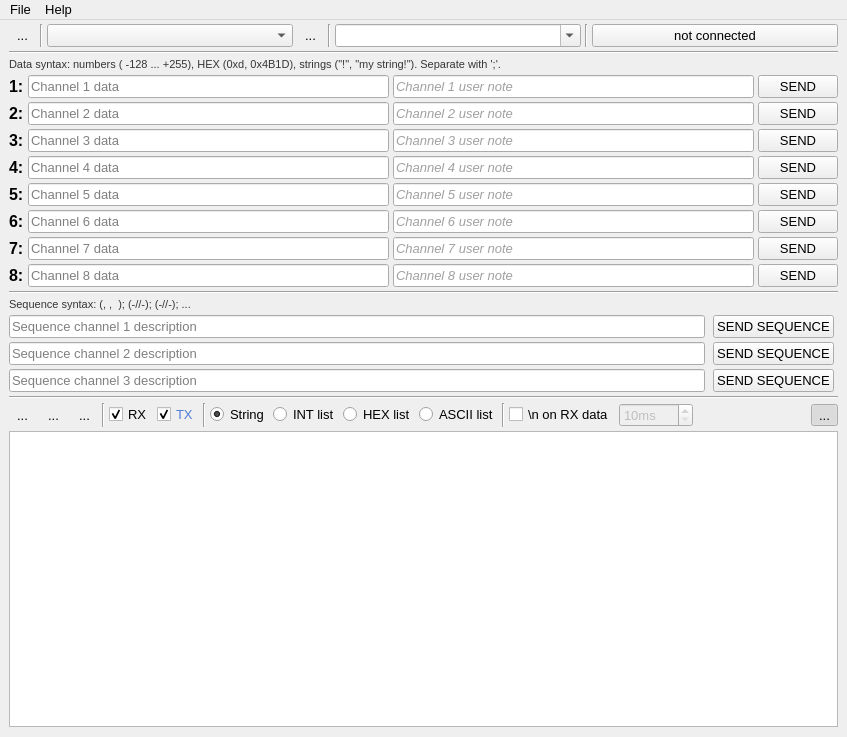
First picture: the form in ui/gui.ui, repository damogranlabs/serial-tool, before the edit.
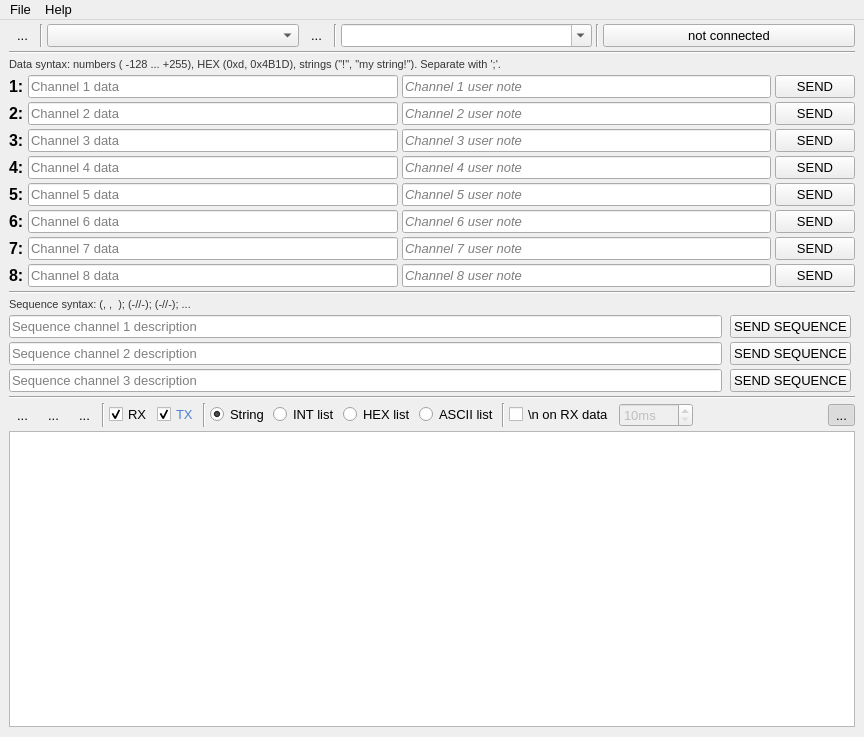
Second picture: the form after the edit. Icons and pictures are not drawn.

Diff of the .ui file:
```diff
--- a/ui/gui.ui
+++ b/ui/gui.ui
@@ -12,7 +12,7 @@
    <rect>
     <x>0</x>
     <y>0</y>
-    <width>847</width>
+    <width>864</width>
     <height>737</height>
    </rect>
   </property>
@@ -419,15 +419,6 @@
              </color>
             </brush>
            </colorrole>
-           <colorrole role="PlaceholderText">
-            <brush brushstyle="SolidPattern">
-             <color alpha="128">
-              <red>65</red>
-              <green>65</green>
-              <blue>65</blue>
-             </color>
-            </brush>
-           </colorrole>
           </active>
           <inactive>
            <colorrole role="Text">
@@ -439,15 +430,6 @@
              </color>
             </brush>
            </colorrole>
-           <colorrole role="PlaceholderText">
-            <brush brushstyle="SolidPattern">
-             <color alpha="128">
-              <red>65</red>
-              <green>65</green>
-              <blue>65</blue>
-             </color>
-            </brush>
-           </colorrole>
           </inactive>
           <disabled>
            <colorrole role="Text">
@@ -459,15 +441,6 @@
              </color>
             </brush>
            </colorrole>
-           <colorrole role="PlaceholderText">
-            <brush brushstyle="SolidPattern">
-             <color alpha="128">
-              <red>0</red>
-              <green>0</green>
-              <blue>0</blue>
-             </color>
-            </brush>
-           </colorrole>
           </disabled>
          </palette>
         </property>
@@ -530,15 +503,6 @@
              </color>
             </brush>
            </colorrole>
-           <colorrole role="PlaceholderText">
-            <brush brushstyle="SolidPattern">
-             <color alpha="128">
-              <red>65</red>
-              <green>65</green>
-              <blue>65</blue>
-             </color>
-            </brush>
-           </colorrole>
           </active>
           <inactive>
            <colorrole role="Text">
@@ -550,15 +514,6 @@
              </color>
             </brush>
            </colorrole>
-           <colorrole role="PlaceholderText">
-            <brush brushstyle="SolidPattern">
-             <color alpha="128">
-              <red>65</red>
-              <green>65</green>
-              <blue>65</blue>
-             </color>
-            </brush>
-           </colorrole>
           </inactive>
           <disabled>
            <colorrole role="Text">
@@ -570,15 +525,6 @@
              </color>
             </brush>
            </colorrole>
-           <colorrole role="PlaceholderText">
-            <brush brushstyle="SolidPattern">
-             <color alpha="128">
-              <red>0</red>
-              <green>0</green>
-              <blue>0</blue>
-             </color>
-            </brush>
-           </colorrole>
           </disabled>
          </palette>
         </property>
@@ -613,15 +559,6 @@
              </color>
             </brush>
            </colorrole>
-           <colorrole role="PlaceholderText">
-            <brush brushstyle="SolidPattern">
-             <color alpha="128">
-              <red>65</red>
-              <green>65</green>
-              <blue>65</blue>
-             </color>
-            </brush>
-           </colorrole>
           </active>
           <inactive>
            <colorrole role="Text">
@@ -633,15 +570,6 @@
              </color>
             </brush>
            </colorrole>
-           <colorrole role="PlaceholderText">
-            <brush brushstyle="SolidPattern">
-             <color alpha="128">
-              <red>65</red>
-              <green>65</green>
-              <blue>65</blue>
-             </color>
-            </brush>
-           </colorrole>
           </inactive>
           <disabled>
            <colorrole role="Text">
@@ -653,15 +581,6 @@
              </color>
             </brush>
            </colorrole>
-           <colorrole role="PlaceholderText">
-            <brush brushstyle="SolidPattern">
-             <color alpha="128">
-              <red>0</red>
-              <green>0</green>
-              <blue>0</blue>
-             </color>
-            </brush>
-           </colorrole>
           </disabled>
          </palette>
         </property>
@@ -696,15 +615,6 @@
              </color>
             </brush>
            </colorrole>
-           <colorrole role="PlaceholderText">
-            <brush brushstyle="SolidPattern">
-             <color alpha="128">
-              <red>65</red>
-              <green>65</green>
-              <blue>65</blue>
-             </color>
-            </brush>
-           </colorrole>
           </active>
           <inactive>
            <colorrole role="Text">
@@ -716,15 +626,6 @@
              </color>
             </brush>
            </colorrole>
-           <colorrole role="PlaceholderText">
-            <brush brushstyle="SolidPattern">
-             <color alpha="128">
-              <red>65</red>
-              <green>65</green>
-              <blue>65</blue>
-             </color>
-            </brush>
-           </colorrole>
           </inactive>
           <disabled>
            <colorrole role="Text">
@@ -736,15 +637,6 @@
              </color>
             </brush>
            </colorrole>
-           <colorrole role="PlaceholderText">
-            <brush brushstyle="SolidPattern">
-             <color alpha="128">
-              <red>0</red>
-              <green>0</green>
-              <blue>0</blue>
-             </color>
-            </brush>
-           </colorrole>
           </disabled>
          </palette>
         </property>
@@ -820,15 +712,6 @@
              </color>
             </brush>
            </colorrole>
-           <colorrole role="PlaceholderText">
-            <brush brushstyle="SolidPattern">
-             <color alpha="128">
-              <red>65</red>
-              <green>65</green>
-              <blue>65</blue>
-             </color>
-            </brush>
-           </colorrole>
           </active>
           <inactive>
            <colorrole role="Text">
@@ -840,15 +723,6 @@
              </color>
             </brush>
            </colorrole>
-           <colorrole role="PlaceholderText">
-            <brush brushstyle="SolidPattern">
-             <color alpha="128">
-              <red>65</red>
-              <green>65</green>
-              <blue>65</blue>
-             </color>
-            </brush>
-           </colorrole>
           </inactive>
           <disabled>
            <colorrole role="Text">
@@ -860,15 +734,6 @@
              </color>
             </brush>
            </colorrole>
-           <colorrole role="PlaceholderText">
-            <brush brushstyle="SolidPattern">
-             <color alpha="128">
-              <red>0</red>
-              <green>0</green>
-              <blue>0</blue>
-             </color>
-            </brush>
-           </colorrole>
           </disabled>
          </palette>
         </property>
@@ -981,15 +846,6 @@
              </color>
             </brush>
            </colorrole>
-           <colorrole role="PlaceholderText">
-            <brush brushstyle="SolidPattern">
-             <color alpha="128">
-              <red>65</red>
-              <green>65</green>
-              <blue>65</blue>
-             </color>
-            </brush>
-           </colorrole>
           </active>
           <inactive>
            <colorrole role="Text">
@@ -1001,15 +857,6 @@
              </color>
             </brush>
            </colorrole>
-           <colorrole role="PlaceholderText">
-            <brush brushstyle="SolidPattern">
-             <color alpha="128">
-              <red>65</red>
-              <green>65</green>
-              <blue>65</blue>
-             </color>
-            </brush>
-           </colorrole>
           </inactive>
           <disabled>
            <colorrole role="Text">
@@ -1021,15 +868,6 @@
              </color>
             </brush>
            </colorrole>
-           <colorrole role="PlaceholderText">
-            <brush brushstyle="SolidPattern">
-             <color alpha="128">
-              <red>0</red>
-              <green>0</green>
-              <blue>0</blue>
-             </color>
-            </brush>
-           </colorrole>
           </disabled>
          </palette>
         </property>
@@ -1064,15 +902,6 @@
              </color>
             </brush>
            </colorrole>
-           <colorrole role="PlaceholderText">
-            <brush brushstyle="SolidPattern">
-             <color alpha="128">
-              <red>65</red>
-              <green>65</green>
-              <blue>65</blue>
-             </color>
-            </brush>
-           </colorrole>
           </active>
           <inactive>
            <colorrole role="Text">
@@ -1084,15 +913,6 @@
              </color>
             </brush>
            </colorrole>
-           <colorrole role="PlaceholderText">
-            <brush brushstyle="SolidPattern">
-             <color alpha="128">
-              <red>65</red>
-              <green>65</green>
-              <blue>65</blue>
-             </color>
-            </brush>
-           </colorrole>
           </inactive>
           <disabled>
            <colorrole role="Text">
@@ -1104,15 +924,6 @@
              </color>
             </brush>
            </colorrole>
-           <colorrole role="PlaceholderText">
-            <brush brushstyle="SolidPattern">
-             <color alpha="128">
-              <red>0</red>
-              <green>0</green>
-              <blue>0</blue>
-             </color>
-            </brush>
-           </colorrole>
           </disabled>
          </palette>
         </property>
@@ -1147,15 +958,6 @@
              </color>
             </brush>
            </colorrole>
-           <colorrole role="PlaceholderText">
-            <brush brushstyle="SolidPattern">
-             <color alpha="128">
-              <red>65</red>
-              <green>65</green>
-              <blue>65</blue>
-             </color>
-            </brush>
-           </colorrole>
           </active>
           <inactive>
            <colorrole role="Text">
@@ -1167,15 +969,6 @@
              </color>
             </brush>
            </colorrole>
-           <colorrole role="PlaceholderText">
-            <brush brushstyle="SolidPattern">
-             <color alpha="128">
-              <red>65</red>
-              <green>65</green>
-              <blue>65</blue>
-             </color>
-            </brush>
-           </colorrole>
           </inactive>
           <disabled>
            <colorrole role="Text">
@@ -1187,15 +980,6 @@
              </color>
             </brush>
            </colorrole>
-           <colorrole role="PlaceholderText">
-            <brush brushstyle="SolidPattern">
-             <color alpha="128">
-              <red>0</red>
-              <green>0</green>
-              <blue>0</blue>
-             </color>
-            </brush>
-           </colorrole>
           </disabled>
          </palette>
         </property>
@@ -1782,7 +1566,7 @@
     <rect>
      <x>0</x>
      <y>0</y>
-     <width>847</width>
+     <width>864</width>
      <height>26</height>
     </rect>
    </property>
```
Left out of the diff: 4 changed lines with no effect on the pictures.
